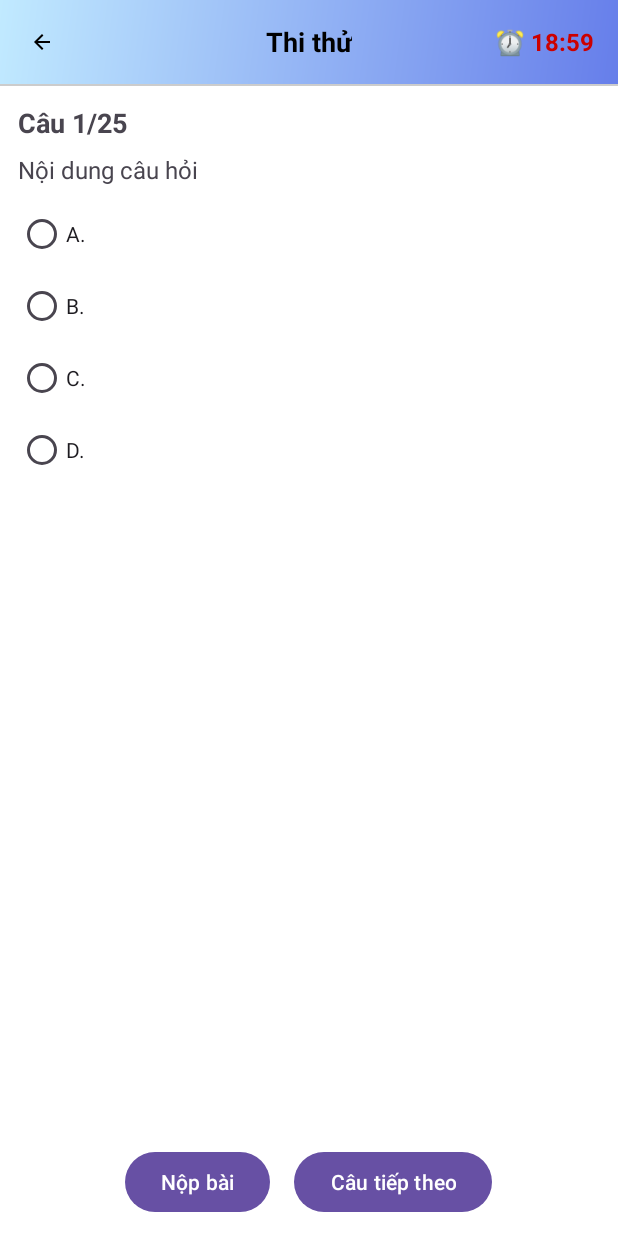
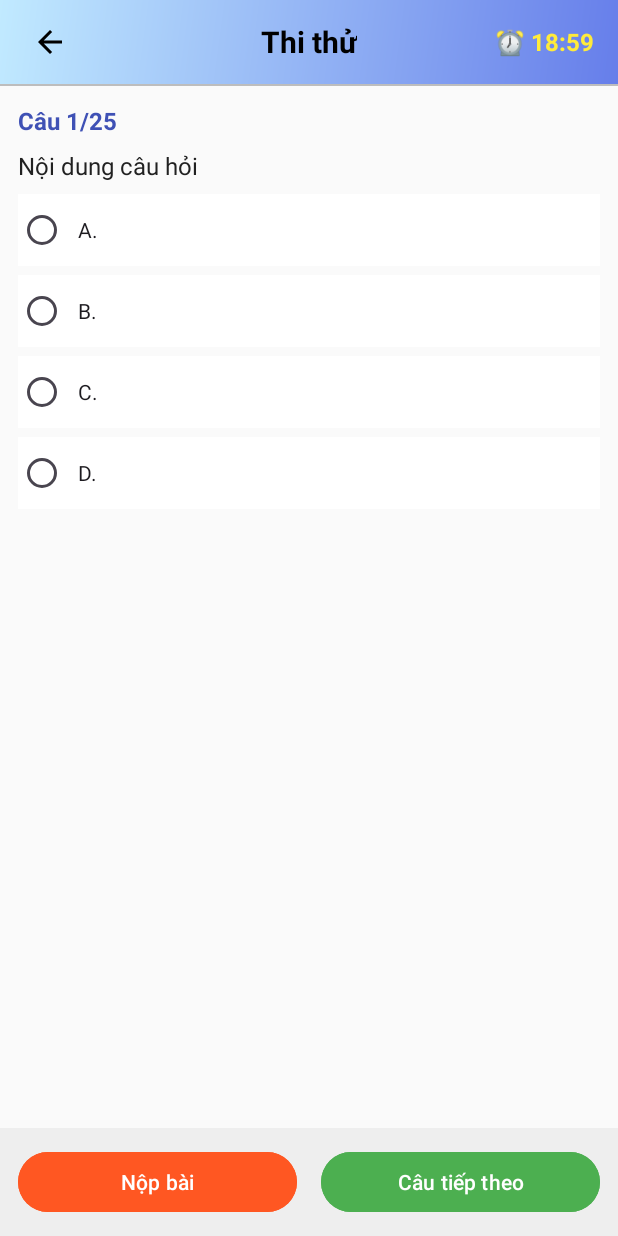
Before and after one commit to NgoXCuong/LuyenThiBLX, an Android app: the ExamTestActivity screen opened directly, with no data from a screen before it, on a phone screen of 412 x 824 dp. Run offline under Robolectric (Android 15) with nearby library versions, the phone set to English and light mode, and no system bars; our stand-ins replace Room's generated code.

Commit message:
fix giao dien

```diff
--- a/app/src/main/res/layout/activity_admin_users.xml
+++ b/app/src/main/res/layout/activity_admin_users.xml
@@ -15,8 +15,8 @@
         <!-- Back button -->
         <ImageView
             android:id="@+id/backButton"
-            android:layout_width="24dp"
-            android:layout_height="24dp"
+            android:layout_width="wrap_content"
+            android:layout_height="wrap_content"
             android:layout_centerVertical="true"
             android:src="@drawable/ic_arrow_back"
             android:background="?attr/selectableItemBackgroundBorderless"
@@ -30,7 +30,7 @@
             android:layout_centerInParent="true"
             android:text="Quản lý người dùng"
             android:textColor="@android:color/black"
-            android:textSize="18sp"
+            android:textSize="20sp"
             android:textStyle="bold" />
     </RelativeLayout>
 
--- a/app/src/main/res/layout/activity_bien_bao.xml
+++ b/app/src/main/res/layout/activity_bien_bao.xml
@@ -28,7 +28,7 @@
             android:focusable="true"
             android:padding="5dp"
             android:src="@drawable/ic_arrow_back"
-            app:tint="@android:color/white" />
+            app:tint="@android:color/black" />
 
         <TextView
             android:layout_width="match_parent"
@@ -37,7 +37,7 @@
             android:gravity="center"
             android:text="Biển báo giao thông"
             android:textAlignment="center"
-            android:textColor="@android:color/white"
+            android:textColor="@android:color/black"
             android:textSize="20sp"
             android:textStyle="bold" />
     </LinearLayout>
--- a/app/src/main/res/layout/activity_exam_test.xml
+++ b/app/src/main/res/layout/activity_exam_test.xml
@@ -3,23 +3,24 @@
     android:layout_width="match_parent"
     android:layout_height="match_parent"
     android:orientation="vertical"
-    android:background="#FFFFFF">
+    android:background="#FAFAFA">
 
+    <!-- Header -->
     <RelativeLayout
         android:layout_width="match_parent"
         android:layout_height="56dp"
+        android:paddingStart="16dp"
         android:background="@drawable/header_background"
-        android:paddingStart="16dp"
         android:paddingEnd="16dp">
 
         <ImageView
             android:id="@+id/backButton"
-            android:layout_width="24dp"
-            android:layout_height="24dp"
+            android:layout_width="wrap_content"
+            android:layout_height="wrap_content"
             android:layout_centerVertical="true"
             android:src="@drawable/ic_arrow_back"
             android:background="?attr/selectableItemBackgroundBorderless"
-            android:padding="4dp" />
+            android:padding="5dp" />
 
         <TextView
             android:id="@+id/titleText"
@@ -28,10 +29,10 @@
             android:layout_centerInParent="true"
             android:text="Thi thử"
             android:textColor="@android:color/black"
-            android:textSize="18sp"
+            android:textSize="20sp"
             android:textStyle="bold" />
 
-        <!-- Thêm đồng hồ đếm ngược -->
+        <!-- Đồng hồ đếm ngược -->
         <TextView
             android:id="@+id/tvTimer"
             android:layout_width="wrap_content"
@@ -39,7 +40,7 @@
             android:layout_alignParentEnd="true"
             android:layout_centerVertical="true"
             android:text="19:00"
-            android:textColor="@android:color/holo_red_dark"
+            android:textColor="#FFEB3B"
             android:textSize="16sp"
             android:textStyle="bold"/>
     </RelativeLayout>
@@ -48,7 +49,7 @@
     <View
         android:layout_width="match_parent"
         android:layout_height="1dp"
-        android:background="#CCCCCC" />
+        android:background="#BDBDBD" />
 
     <!-- Nội dung chính -->
     <ScrollView
@@ -69,7 +70,8 @@
                 android:layout_height="wrap_content"
                 android:text="Câu 1/25"
                 android:textStyle="bold"
-                android:textSize="18sp"
+                android:textSize="16sp"
+                android:textColor="#3F51B5"
                 android:layout_marginBottom="8dp" />
 
             <!-- Nội dung câu hỏi -->
@@ -79,6 +81,7 @@
                 android:layout_height="wrap_content"
                 android:text="Nội dung câu hỏi"
                 android:textSize="16sp"
+                android:textColor="#212121"
                 android:layout_marginBottom="8dp" />
 
             <!-- Ảnh minh họa -->
@@ -89,7 +92,8 @@
                 android:layout_marginBottom="12dp"
                 android:scaleType="fitCenter"
                 android:adjustViewBounds="true"
-                android:visibility="gone" />
+                android:visibility="gone"
+                android:background="#E0E0E0"/>
 
             <!-- Nhóm đáp án -->
             <RadioGroup
@@ -100,27 +104,43 @@
 
                 <RadioButton
                     android:id="@+id/rbOptionA"
-                    android:layout_width="wrap_content"
+                    android:layout_width="match_parent"
                     android:layout_height="wrap_content"
-                    android:text="A. " />
+                    android:text="A. "
+                    android:background="#FFFFFF"
+                    android:padding="8dp"
+                    android:layout_marginBottom="6dp"
+                    android:buttonTint="#3F51B5"/>
 
                 <RadioButton
                     android:id="@+id/rbOptionB"
-                    android:layout_width="wrap_content"
+                    android:layout_width="match_parent"
                     android:layout_height="wrap_content"
-                    android:text="B. " />
+                    android:text="B. "
+                    android:background="#FFFFFF"
+                    android:padding="8dp"
+                    android:layout_marginBottom="6dp"
+                    android:buttonTint="#3F51B5"/>
 
                 <RadioButton
                     android:id="@+id/rbOptionC"
-                    android:layout_width="wrap_content"
+                    android:layout_width="match_parent"
                     android:layout_height="wrap_content"
-                    android:text="C. " />
+                    android:text="C. "
+                    android:background="#FFFFFF"
+                    android:padding="8dp"
+                    android:layout_marginBottom="6dp"
+                    android:buttonTint="#3F51B5"/>
 
                 <RadioButton
                     android:id="@+id/rbOptionD"
-                    android:layout_width="wrap_content"
+                    android:layout_width="match_parent"
                     android:layout_height="wrap_content"
-                    android:text="D. " />
+                    android:text="D. "
+                    android:background="#FFFFFF"
+                    android:padding="8dp"
+                    android:layout_marginBottom="6dp"
+                    android:buttonTint="#3F51B5"/>
             </RadioGroup>
         </LinearLayout>
     </ScrollView>
@@ -131,19 +151,27 @@
         android:layout_height="wrap_content"
         android:orientation="horizontal"
         android:gravity="center"
-        android:padding="12dp">
+        android:padding="12dp"
+        android:background="#EEEEEE">
 
         <Button
             android:id="@+id/btnSubmit"
-            android:layout_width="wrap_content"
+            android:layout_width="0dp"
             android:layout_height="wrap_content"
+            android:layout_weight="1"
             android:text="Nộp bài"
-            android:layout_marginEnd="16dp" />
+            android:layout_marginEnd="8dp"
+            android:backgroundTint="#FF5722"
+            android:textColor="#FFFFFF"/>
 
         <Button
             android:id="@+id/btnNext"
-            android:layout_width="wrap_content"
+            android:layout_width="0dp"
             android:layout_height="wrap_content"
-            android:text="Câu tiếp theo" />
+            android:layout_weight="1"
+            android:text="Câu tiếp theo"
+            android:backgroundTint="#4CAF50"
+            android:textColor="#FFFFFF"
+            android:layout_marginStart="8dp"/>
     </LinearLayout>
 </LinearLayout>
--- a/app/src/main/res/layout/activity_module.xml
+++ b/app/src/main/res/layout/activity_module.xml
@@ -21,8 +21,8 @@
 
             <ImageView
                 android:id="@+id/backButton"
-                android:layout_width="24dp"
-                android:layout_height="24dp"
+                android:layout_width="wrap_content"
+                android:layout_height="wrap_content"
                 android:layout_centerVertical="true"
                 android:src="@drawable/ic_arrow_back"
                 android:background="?attr/selectableItemBackgroundBorderless"
@@ -35,7 +35,7 @@
                 android:layout_centerInParent="true"
                 android:text="Học lý thuyết"
                 android:textColor="@android:color/black"
-                android:textSize="18sp"
+                android:textSize="20sp"
                 android:textStyle="bold" />
         </RelativeLayout>
 
--- a/app/src/main/res/layout/activity_wrong_questions.xml
+++ b/app/src/main/res/layout/activity_wrong_questions.xml
@@ -12,8 +12,8 @@
 
         <ImageView
             android:id="@+id/backButton"
-            android:layout_width="24dp"
-            android:layout_height="24dp"
+            android:layout_width="wrap_content"
+            android:layout_height="wrap_content"
             android:layout_centerVertical="true"
             android:src="@drawable/ic_arrow_back"
             android:background="?attr/selectableItemBackgroundBorderless"
@@ -26,7 +26,7 @@
             android:layout_centerInParent="true"
             android:text="Các câu hỏi sai"
             android:textColor="@android:color/black"
-            android:textSize="18sp"
+            android:textSize="20sp"
             android:textStyle="bold" />
     </RelativeLayout>
 
```
Also changed, not shown: app/src/main/java/com/example/luyenthiblxmay/adapter/QuestionAdapter.java (+16 -10 lines), app/src/main/java/com/example/luyenthiblxmay/controller/UserLearningProgressController.java (deleted, +0 -60 lines), app/src/main/java/com/example/luyenthiblxmay/dao/UserLearningProgressDao.java (deleted, +0 -28 lines), app/src/main/java/com/example/luyenthiblxmay/model/UserLearningProgress.java (deleted, +0 -30 lines), app/src/main/res/drawable/question_item_bg.xml (added, +21 -0 lines), app/src/main/res/layout/activity_admin_bien_bao.xml (+5 -5 lines), app/src/main/res/layout/activity_admin_questions.xml (+4 -4 lines), app/src/main/res/layout/activity_admin_tips.xml (+4 -4 lines), app/src/main/res/layout/activity_questions.xml (+4 -4 lines), app/src/main/res/layout/activity_tips.xml (+4 -4 lines), app/src/main/res/layout/item_question.xml (+40 -13 lines), app/src/main/res/layout/item_wrong_question.xml (+33 -15 lines).
